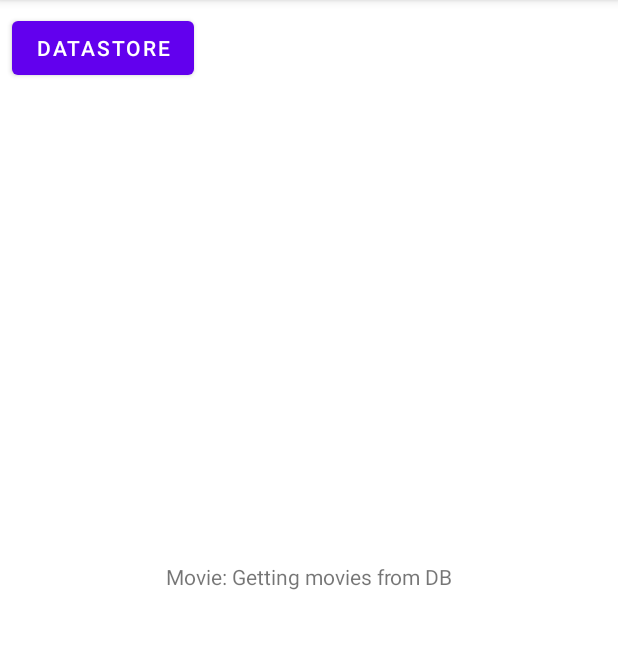
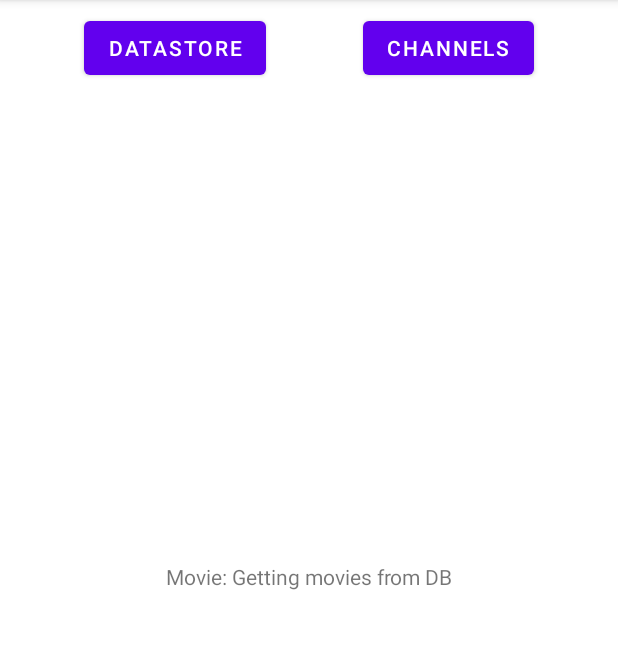
Before and after one commit to Pulimet/SamplesApp, an Android app: the first screen one second after launch (MainActivity), on a phone screen of 412 x 824 dp, the part 84-733 px from its top. Run offline under Robolectric (Android 15) with nearby library versions, the phone set to English and light mode, and no system bars; our stand-ins replace Room's generated code; libraries missing offline, so code that uses them is left out: androidx.datastore, androidx.datastore.preferences, net.alexandroid.utils; 9 statements that could not run were skipped.

```diff
--- a/app/src/main/java/net/alexandroid/samplesapp/ui/NavigationViewModel.kt
+++ b/app/src/main/java/net/alexandroid/samplesapp/ui/NavigationViewModel.kt
@@ -13,4 +13,8 @@ class NavigationViewModel : BaseViewModel() {
     fun onBtnDataStoreClick() {
         navEvent.value = R.id.action_mainFragment_to_dataStoreFragment
     }
+
+    fun onBtnChannelsClick() {
+        navEvent.value = R.id.action_mainFragment_to_channelsFragment
+    }
 }
--- a/app/src/main/java/net/alexandroid/samplesapp/ui/main/MainFragment.kt
+++ b/app/src/main/java/net/alexandroid/samplesapp/ui/main/MainFragment.kt
@@ -6,6 +6,7 @@ import kotlinx.android.synthetic.main.main_fragment.*
 import net.alexandroid.samplesapp.R
 import net.alexandroid.samplesapp.ui.NavigationViewModel
 import net.alexandroid.samplesapp.utils.BaseFragment
+import net.alexandroid.samplesapp.utils.listenForClicks
 import org.koin.androidx.viewmodel.ext.android.sharedViewModel
 import org.koin.androidx.viewmodel.ext.android.viewModel
 
@@ -15,17 +16,22 @@ class MainFragment : BaseFragment(R.layout.main_fragment), View.OnClickListener
 
     override fun onViewCreated(view: View, savedInstanceState: Bundle?) {
         super.onViewCreated(view, savedInstanceState)
+        observeMovieTitle()
+
+        listenForClicks(btnDataStore, btnChannels)
+    }
+
+    private fun observeMovieTitle() {
         viewModel.getMovieTitle().observe(viewLifecycleOwner) {
             tvVideoTitle.text = it
         }
-
-        btnDataStore.setOnClickListener(this)
     }
 
     // View.OnClickListener
     override fun onClick(v: View?) {
         when (v) {
             btnDataStore -> navViewModel.onBtnDataStoreClick()
+            btnChannels -> navViewModel.onBtnChannelsClick()
         }
     }
 }
--- /dev/null
+++ b/app/src/main/java/net/alexandroid/samplesapp/utils/Extensions.kt
@@ -0,0 +1,7 @@
+package net.alexandroid.samplesapp.utils
+
+import android.view.View
+
+fun View.OnClickListener.listenForClicks(vararg views: View) {
+    views.forEach { it.setOnClickListener(this) }
+}
--- a/app/src/main/res/layout/main_fragment.xml
+++ b/app/src/main/res/layout/main_fragment.xml
@@ -23,7 +23,18 @@
         android:layout_height="wrap_content"
         android:layout_margin="8dp"
         android:text="@string/datastore"
+        app:layout_constraintEnd_toStartOf="@id/btnChannels"
         app:layout_constraintStart_toStartOf="parent"
         app:layout_constraintTop_toTopOf="parent" />
 
+    <Button
+        android:id="@+id/btnChannels"
+        android:layout_width="wrap_content"
+        android:layout_height="wrap_content"
+        android:layout_margin="8dp"
+        android:text="@string/channels"
+        app:layout_constraintEnd_toEndOf="parent"
+        app:layout_constraintStart_toEndOf="@id/btnDataStore"
+        app:layout_constraintTop_toTopOf="parent" />
+
 </androidx.constraintlayout.widget.ConstraintLayout>
--- a/app/src/main/res/navigation/nav_graph.xml
+++ b/app/src/main/res/navigation/nav_graph.xml
@@ -13,6 +13,9 @@
         <action
             android:id="@+id/action_mainFragment_to_dataStoreFragment"
             app:destination="@id/dataStoreFragment" />
+        <action
+            android:id="@+id/action_mainFragment_to_channelsFragment"
+            app:destination="@id/channelsFragment" />
     </fragment>
 
     <fragment
@@ -20,5 +23,10 @@
         android:name="net.alexandroid.samplesapp.ui.datastore.DataStoreFragment"
         android:label="fragment_data_store"
         tools:layout="@layout/fragment_data_store" />
+    <fragment
+        android:id="@+id/channelsFragment"
+        android:name="net.alexandroid.samplesapp.ui.channels.ChannelsFragment"
+        android:label="fragment_channels"
+        tools:layout="@layout/fragment_channels" />
 
 </navigation>
--- a/app/src/main/res/values/strings.xml
+++ b/app/src/main/res/values/strings.xml
@@ -1,9 +1,9 @@
 <resources>
     <string name="app_name">SamplesApp</string>
-    <!-- TODO: Remove or change this placeholder text -->
     <string name="hello_blank_fragment">Hello blank fragment</string>
     <string name="datastore">DataStore</string>
-    <string name="some_value">Some value...</string>
+    <string name="some_value">Some value…</string>
     <string name="save">Save</string>
     <string name="load">Load</string>
+    <string name="channels">Channels</string>
 </resources>
```
Also changed, not shown: app/src/main/java/net/alexandroid/samplesapp/ui/channels/ChannelsFragment.kt (added, +7 -0 lines), app/src/main/res/layout/fragment_channels.xml (added, +14 -0 lines).
